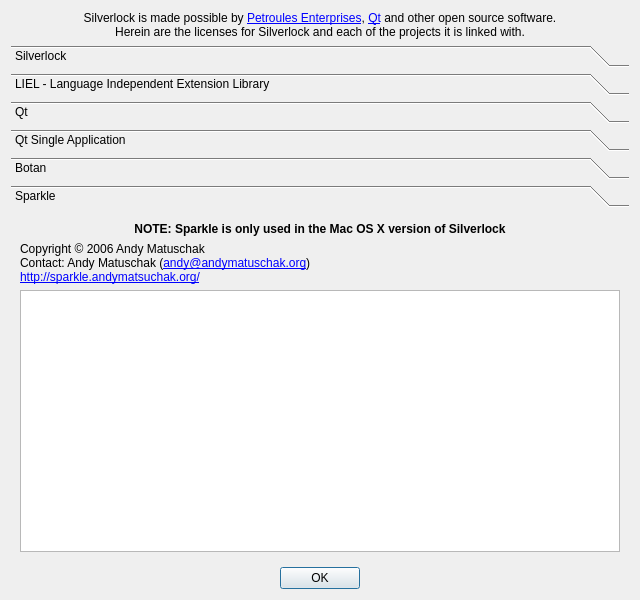
This is silverlock/licensedialog.ui in petroules/silverlock as Qt 5 draws it before an edit. The edited form follows.
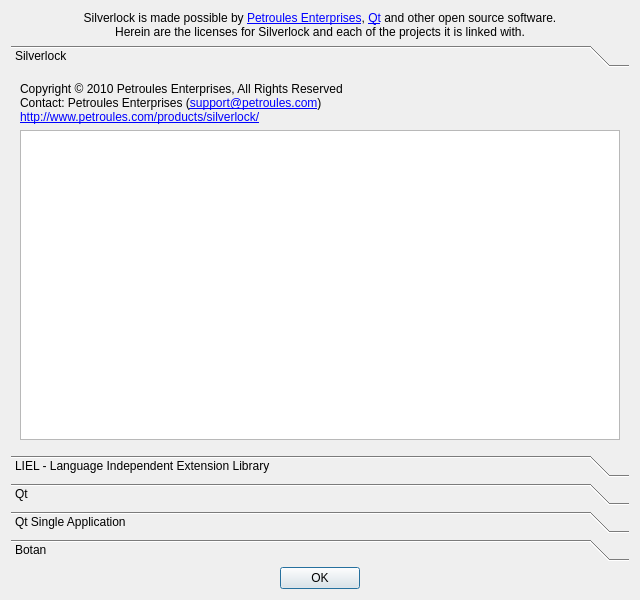
This is the edited form. The open tabs and pages were chosen to show the change.

Commit message: - Removed Sparkle due to integration issues; our custom updater will be used instead - Neatened up Mac OS X DMG creation script - Changed the updater to use SSL - Normalized all "count" methods (we use count() on all collection/list classes rather than size() or length()) - Externalized Mac OS X deployment functions - Fixed the stored update installer path to store and return canonical file paths only - Fixed the UpdateDialog to read the current XML format and open files correctly per platform

Diff of the .ui file:
```diff
--- a/silverlock/licensedialog.ui
+++ b/silverlock/licensedialog.ui
@@ -39,7 +39,7 @@
         <x>0</x>
         <y>0</y>
         <width>622</width>
-        <height>359</height>
+        <height>386</height>
        </rect>
       </property>
       <attribute name="label">
@@ -276,38 +276,6 @@
        </item>
       </layout>
      </widget>
-     <widget class="QWidget" name="sparklePage">
-      <attribute name="label">
-       <string>Sparkle</string>
-      </attribute>
-      <layout class="QVBoxLayout" name="verticalLayout_7">
-       <item>
-        <widget class="QLabel" name="sparkleNote">
-         <property name="text">
-          <string>&lt;b&gt;NOTE: Sparkle is only used in the Mac OS X version of Silverlock&lt;/b&gt;</string>
-         </property>
-         <property name="alignment">
-          <set>Qt::AlignCenter</set>
-         </property>
-        </widget>
-       </item>
-       <item>
-        <widget class="QLabel" name="sparkleLabel">
-         <property name="text">
-          <string>Copyright &amp;copy; 2006 Andy Matuschak&lt;br /&gt;
-Contact: Andy Matuschak (&lt;a href=&quot;mailto:andy@andymatuschak.org&quot;&gt;andy@andymatuschak.org&lt;/a&gt;)&lt;br /&gt;
-&lt;a href=&quot;http://sparkle.andymatsuchak.org/&quot;&gt;http://sparkle.andymatsuchak.org/&lt;/a&gt;</string>
-         </property>
-         <property name="textFormat">
-          <enum>Qt::RichText</enum>
-         </property>
-        </widget>
-       </item>
-       <item>
-        <widget class="QTextBrowser" name="sparkleLicense"/>
-       </item>
-      </layout>
-     </widget>
     </widget>
    </item>
    <item>
```
Left out of the diff: 12 changed lines with no effect on the pictures. The commit also changes 19 other files.
